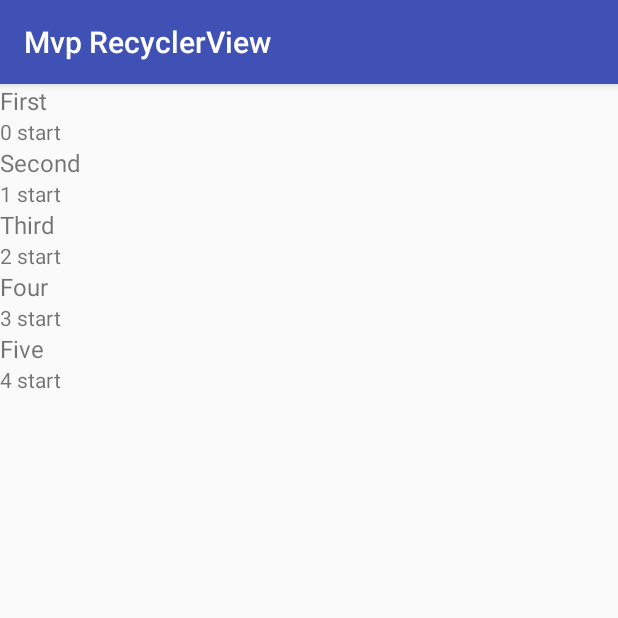
After one commit to Kirchhoff-/Example, an Android app: the MvpRecyclerViewActivity screen opened directly, with no data from a screen before it, on a phone screen of 412 x 824 dp, the top half of it. The commit adds this screen. Run offline under Robolectric (Android 15) with nearby library versions, the phone set to English and light mode, and no system bars.

Commit message:
Added example decouples view and logic for RecyclerView.

```diff
--- a/app/src/main/AndroidManifest.xml
+++ b/app/src/main/AndroidManifest.xml
@@ -98,6 +98,10 @@
             android:name=".ui.recycler.diffutil.ex2.ThingDiffUtilActivity"
             android:label="@string/diff.util.title" />
 
+        <activity
+            android:name=".ui.recycler.mvp.MvpRecyclerViewActivity"
+            android:label="@string/mvp.recycler.view.title" />
+
     </application>
 
 </manifest>
--- a/app/src/main/java/com/example/kirchhoff/example/MainActivity.java
+++ b/app/src/main/java/com/example/kirchhoff/example/MainActivity.java
@@ -15,6 +15,7 @@ import com.example.kirchhoff.example.ui.other.CustomActionBarActivity;
 import com.example.kirchhoff.example.ui.recycler.diffutil.ex1.DiffUtilActivity;
 import com.example.kirchhoff.example.ui.recycler.diffutil.ex2.ThingDiffUtilActivity;
 import com.example.kirchhoff.example.ui.recycler.multi.MultiRowRecyclerActivity;
+import com.example.kirchhoff.example.ui.recycler.mvp.MvpRecyclerViewActivity;
 import com.example.kirchhoff.example.ui.recycler.search.RecyclerSearchActivity;
 import com.example.kirchhoff.example.ui.recycler.swipe.RecyclerCustomSwipeActivity;
 import com.example.kirchhoff.example.ui.recycler.toolbar.RecyclerCollapsingToolbarActivity;
@@ -88,6 +89,10 @@ public class MainActivity extends AppCompatActivity implements View.OnClickListe
         MultiRowRecyclerActivity.start(this);
     }
 
+    public void mvpRecycler(View view) {
+        MvpRecyclerViewActivity.startMe(this);
+    }
+
     public void diffUtilExample2(View view) {
         ThingDiffUtilActivity.start(this);
     }
--- /dev/null
+++ b/app/src/main/java/com/example/kirchhoff/example/ui/recycler/mvp/MvpRecyclerViewActivity.java
@@ -0,0 +1,38 @@
+package com.example.kirchhoff.example.ui.recycler.mvp;
+
+import android.content.Context;
+import android.content.Intent;
+import android.os.Bundle;
+import android.support.annotation.Nullable;
+import android.support.v7.app.AppCompatActivity;
+import android.support.v7.widget.LinearLayoutManager;
+import android.support.v7.widget.RecyclerView;
+
+import com.example.kirchhoff.example.R;
+
+/**
+ * @author Kirchhoff-
+ */
+
+public class MvpRecyclerViewActivity extends AppCompatActivity {
+
+
+    public static void startMe(Context context) {
+        Intent intent = new Intent(context, MvpRecyclerViewActivity.class);
+        context.startActivity(intent);
+    }
+
+    @Override
+    protected void onCreate(@Nullable Bundle savedInstanceState) {
+        super.onCreate(savedInstanceState);
+        setContentView(R.layout.a_mvp_recycler_view);
+
+
+        RecyclerView recyclerView = (RecyclerView) findViewById(R.id.recyclerView);
+        recyclerView.setLayoutManager(new LinearLayoutManager(this));
+
+        RepositoriesRecyclerAdapter adapter =
+                new RepositoriesRecyclerAdapter(new RepositoriesListPresenter());
+        recyclerView.setAdapter(adapter);
+    }
+}
--- /dev/null
+++ b/app/src/main/java/com/example/kirchhoff/example/ui/recycler/mvp/RepositoriesListPresenter.java
@@ -0,0 +1,35 @@
+package com.example.kirchhoff.example.ui.recycler.mvp;
+
+import java.util.ArrayList;
+import java.util.List;
+
+/**
+ * @author Kirchhoff-
+ */
+
+public class RepositoriesListPresenter {
+
+
+    private final List<Repository> repositories;
+
+
+    public RepositoriesListPresenter() {
+        repositories = new ArrayList<>();
+        repositories.add(new Repository("First", 0));
+        repositories.add(new Repository("Second", 1));
+        repositories.add(new Repository("Third", 2));
+        repositories.add(new Repository("Four", 3));
+        repositories.add(new Repository("Five", 4));
+    }
+
+    public void onBindRepositoryRowViewAtPosition(int position, RepositoryRowView rowView) {
+        Repository row = repositories.get(position);
+        rowView.setStarCount(row.getStarsCount());
+        rowView.setTitle(row.getTitle());
+    }
+
+
+    public int getReposotoriesRowsCount() {
+        return repositories.size();
+    }
+}
--- /dev/null
+++ b/app/src/main/java/com/example/kirchhoff/example/ui/recycler/mvp/RepositoriesRecyclerAdapter.java
@@ -0,0 +1,37 @@
+package com.example.kirchhoff.example.ui.recycler.mvp;
+
+import android.support.v7.widget.RecyclerView;
+import android.view.LayoutInflater;
+import android.view.ViewGroup;
+
+import com.example.kirchhoff.example.R;
+
+/**
+ * @author Kirchhoff-
+ */
+
+public class RepositoriesRecyclerAdapter extends RecyclerView.Adapter<RepositoryViewHolder> {
+
+    private final RepositoriesListPresenter presenter;
+
+
+    public RepositoriesRecyclerAdapter(RepositoriesListPresenter repositoriesListPresenter) {
+        this.presenter = repositoriesListPresenter;
+    }
+
+    @Override
+    public RepositoryViewHolder onCreateViewHolder(ViewGroup parent, int viewType) {
+        return new RepositoryViewHolder(LayoutInflater.from(parent.getContext())
+                .inflate(R.layout.r_mvp_repository, parent, false));
+    }
+
+    @Override
+    public void onBindViewHolder(RepositoryViewHolder holder, int position) {
+        presenter.onBindRepositoryRowViewAtPosition(position, holder);
+    }
+
+    @Override
+    public int getItemCount() {
+        return presenter.getReposotoriesRowsCount();
+    }
+}
--- /dev/null
+++ b/app/src/main/java/com/example/kirchhoff/example/ui/recycler/mvp/Repository.java
@@ -0,0 +1,25 @@
+package com.example.kirchhoff.example.ui.recycler.mvp;
+
+/**
+ * @author Kirchhoff-
+ */
+
+public class Repository {
+
+
+    private String title;
+    private int starsCount;
+
+    public Repository(String title, int startsCount) {
+        this.title = title;
+        this.starsCount = startsCount;
+    }
+
+    public String getTitle() {
+        return title;
+    }
+
+    public int getStarsCount() {
+        return starsCount;
+    }
+}
--- /dev/null
+++ b/app/src/main/java/com/example/kirchhoff/example/ui/recycler/mvp/RepositoryRowView.java
@@ -0,0 +1,12 @@
+package com.example.kirchhoff.example.ui.recycler.mvp;
+
+/**
+ * @author Kirchhoff-
+ */
+
+public interface RepositoryRowView {
+
+    void setTitle(String title);
+
+    void setStarCount(int starCount);
+}
--- /dev/null
+++ b/app/src/main/java/com/example/kirchhoff/example/ui/recycler/mvp/RepositoryViewHolder.java
@@ -0,0 +1,35 @@
+package com.example.kirchhoff.example.ui.recycler.mvp;
+
+import android.support.v7.widget.RecyclerView;
+import android.view.View;
+import android.widget.TextView;
+
+import com.example.kirchhoff.example.R;
+
+/**
+ * @author Kirchhoff-
+ */
+
+public class RepositoryViewHolder extends RecyclerView.ViewHolder implements RepositoryRowView {
+
+    TextView titleTextView;
+    TextView startCountTextView;
+
+
+    public RepositoryViewHolder(View itemView) {
+        super(itemView);
+        titleTextView = (TextView) itemView.findViewById(R.id.repoTitleText);
+        startCountTextView = (TextView) itemView.findViewById(R.id.repoStartCountText);
+    }
+
+
+    @Override
+    public void setTitle(String title) {
+        titleTextView.setText(title);
+    }
+
+    @Override
+    public void setStarCount(int starCount) {
+        startCountTextView.setText(String.format("%s start", starCount));
+    }
+}
--- a/app/src/main/res/layout/a_main.xml
+++ b/app/src/main/res/layout/a_main.xml
@@ -109,6 +109,13 @@
         <Button
             android:layout_width="match_parent"
             android:layout_height="wrap_content"
+            android:onClick="mvpRecycler"
+            android:text="@string/mvp.recycler.view.title" />
+
+
+        <Button
+            android:layout_width="match_parent"
+            android:layout_height="wrap_content"
             android:onClick="diffUtilExample2"
             android:text="@string/diff.util.example.2" />
     </LinearLayout>
--- /dev/null
+++ b/app/src/main/res/layout/a_mvp_recycler_view.xml
@@ -0,0 +1,6 @@
+<?xml version="1.0" encoding="utf-8"?>
+<android.support.v7.widget.RecyclerView xmlns:android="http://schemas.android.com/apk/res/android"
+    android:id="@+id/recyclerView"
+    android:layout_width="match_parent"
+    android:layout_height="match_parent"
+    android:orientation="vertical" />
--- /dev/null
+++ b/app/src/main/res/layout/r_mvp_repository.xml
@@ -0,0 +1,20 @@
+<?xml version="1.0" encoding="utf-8"?>
+<LinearLayout xmlns:android="http://schemas.android.com/apk/res/android"
+    android:layout_width="match_parent"
+    android:layout_height="wrap_content"
+    android:orientation="vertical">
+
+
+    <TextView
+        android:id="@+id/repoTitleText"
+        android:layout_width="match_parent"
+        android:layout_height="wrap_content"
+        android:textSize="16sp" />
+
+    <TextView
+        android:id="@+id/repoStartCountText"
+        android:layout_width="match_parent"
+        android:layout_height="wrap_content"
+        android:textSize="14sp" />
+
+</LinearLayout>
--- a/app/src/main/res/values/strings.xml
+++ b/app/src/main/res/values/strings.xml
@@ -62,6 +62,9 @@
     <!-- Resources for MultiRowRecyclerActivity-->
     <string name="multi.row.recycler.title">MultiRow RecyclerView</string>
 
+    <!-- MvpRecyclerViewActivity -->
+    <string name="mvp.recycler.view.title">Mvp RecyclerView</string>
+
 
     <!-- Resources for View -->
     <string name="view.title">View Example</string>
```
